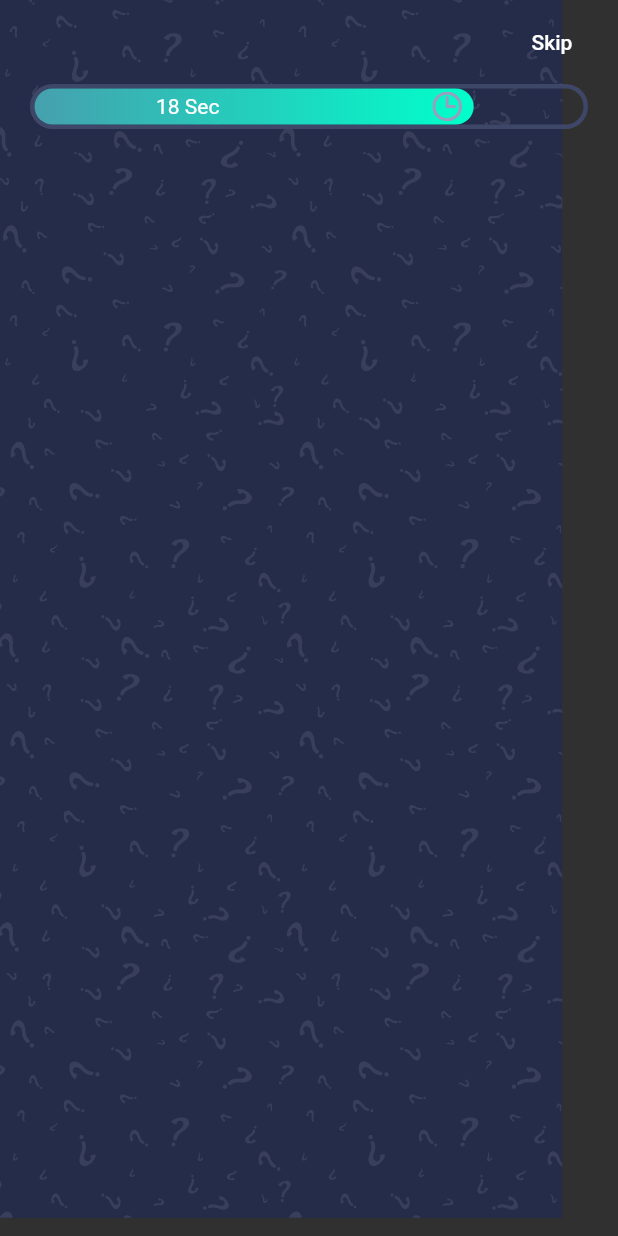
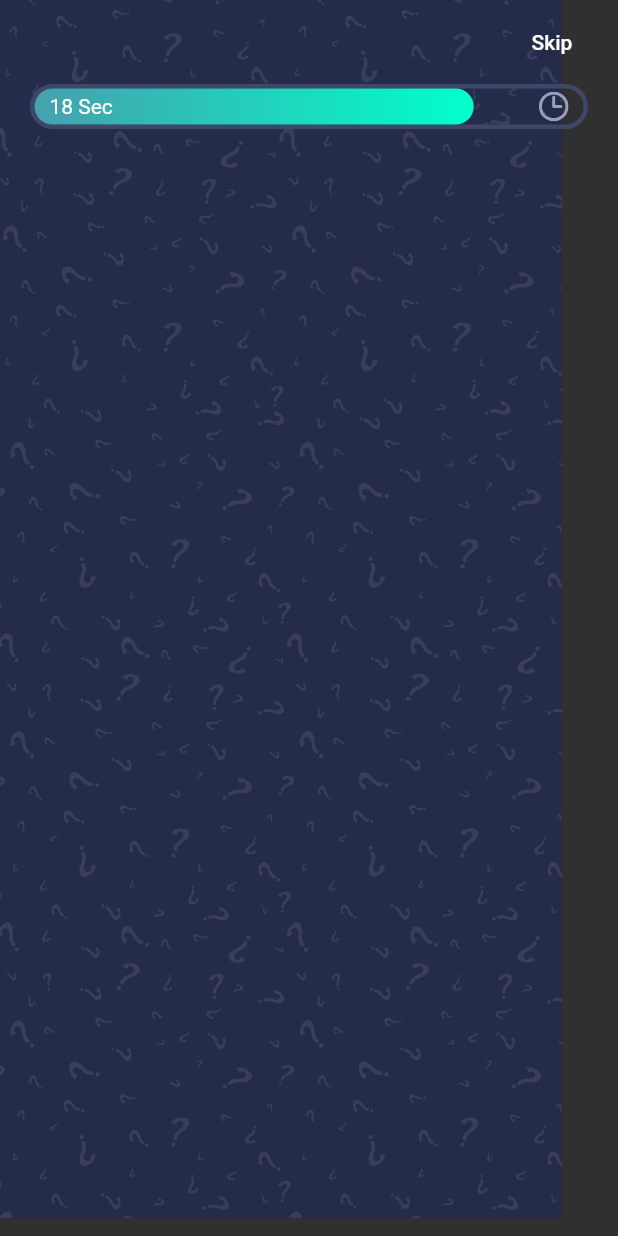
Before and after one commit to fitse-yotor/quiz-app-in-flutter, a Flutter app: the screen it shows after launch, on a phone screen of 412 x 824 dp. Run offline on Flutter 3.47's test engine with Material 2 defaults, Android fonts, the phone set to English and light mode, and no system bars; our stand-ins replace flutter_svg, get, websafe_svg; missing offline and left inert: dart:ffi.

```diff
--- a/lib/screens/quiz/quiz_screen.dart
+++ b/lib/screens/quiz/quiz_screen.dart
@@ -1,7 +1,9 @@
 import 'package:flutter/material.dart';
 import 'package:flutter/rendering.dart';
 import 'package:flutter_svg/svg.dart';
+import 'package:get/get.dart';
 import 'package:quiz_app/constants.dart';
+import 'package:quiz_app/controller/question_controllr.dart';
 
 class QuizScreen extends StatelessWidget {
   const QuizScreen({Key key}) : super(key: key);
@@ -36,15 +38,35 @@ class body extends StatelessWidget {
           child: Padding(
             padding: const EdgeInsets.symmetric(horizontal: 20),
             child: Column(
-              children: [
-                Container(
+              children: [_progress()],
+            ),
+          ),
+        )
+      ],
+    );
+  }
+}
+
+class _progress extends StatelessWidget {
+  const _progress({
+    Key key,
+  }) : super(key: key);
+
+  @override
+  Widget build(BuildContext context) {
+    return Container(
       width: double.infinity,
       height: 30,
       decoration: BoxDecoration(
         border: Border.all(color: Color(0xFF3F4768), width: 3),
         borderRadius: BorderRadius.circular(50),
       ),
-                  child: Stack(
+      child: GetBuilder<QuestionController>(
+          init: QuestionController(),
+          builder: (controller) {
+            print(controller.animation.value);
+
+            return Stack(
               children: [
                 LayoutBuilder(
                     builder: (context, Constraints) => Container(
@@ -58,7 +80,7 @@ class body extends StatelessWidget {
                   padding: const EdgeInsets.symmetric(
                       horizontal: kDefaultPadding / 2),
                   child: Row(
-                          mainAxisAlignment: MainAxisAlignment.spaceAround,
+                    mainAxisAlignment: MainAxisAlignment.spaceBetween,
                     children: [
                       Text('18 Sec'),
                       SvgPicture.asset(
@@ -68,13 +90,8 @@ class body extends StatelessWidget {
                   ),
                 ))
               ],
-                  ),
-                )
-              ],
-            ),
-          ),
-        )
-      ],
+            );
+          }),
     );
   }
 }
```
Lines whose indentation alone changed are shown as unchanged.
